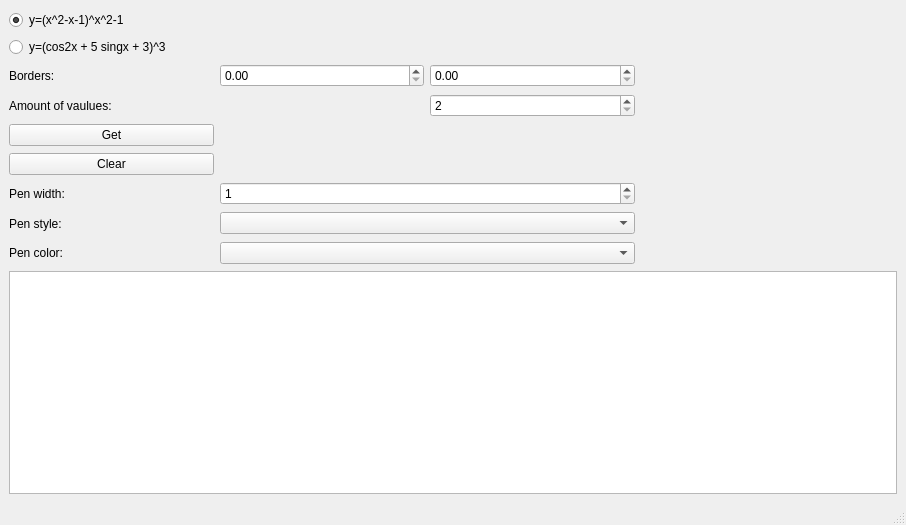
nosenko-mi/hmi-all, file mainwindow.ui: the form before one commit.
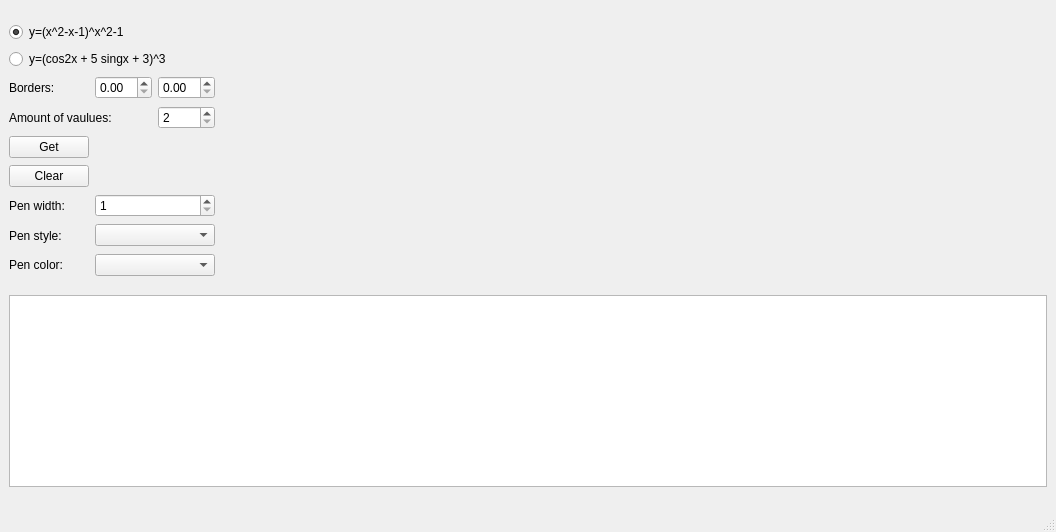
The form after the commit.

Patch:
```diff
--- a/mainwindow.ui
+++ b/mainwindow.ui
@@ -6,8 +6,8 @@
    <rect>
     <x>0</x>
     <y>0</y>
-    <width>906</width>
-    <height>525</height>
+    <width>1056</width>
+    <height>532</height>
    </rect>
   </property>
   <property name="windowTitle">
@@ -19,7 +19,14 @@
   <widget class="QWidget" name="centralwidget">
    <layout class="QGridLayout" name="gridLayout_2">
     <item row="1" column="0">
-     <widget class="QTableWidget" name="tableWidget"/>
+     <widget class="QTableWidget" name="tableWidget">
+      <property name="sizePolicy">
+       <sizepolicy hsizetype="Expanding" vsizetype="Fixed">
+        <horstretch>0</horstretch>
+        <verstretch>0</verstretch>
+       </sizepolicy>
+      </property>
+     </widget>
     </item>
     <item row="0" column="0">
      <layout class="QGridLayout" name="gridLayout">
@@ -56,7 +63,7 @@
       <item row="0" column="3" rowspan="9">
        <widget class="QWidget" name="plotWidget" native="true">
         <property name="sizePolicy">
-         <sizepolicy hsizetype="Preferred" vsizetype="Fixed">
+         <sizepolicy hsizetype="MinimumExpanding" vsizetype="MinimumExpanding">
           <horstretch>0</horstretch>
           <verstretch>0</verstretch>
          </sizepolicy>
```
Left out of the diff: 2 changed lines with no effect on the pictures.
